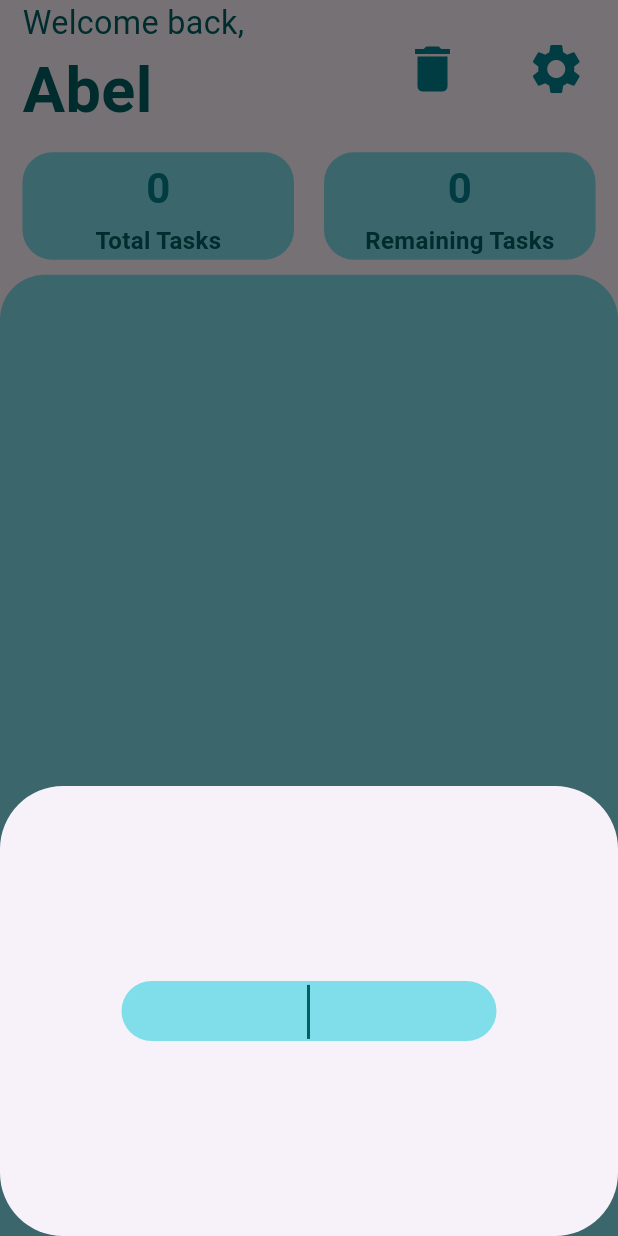
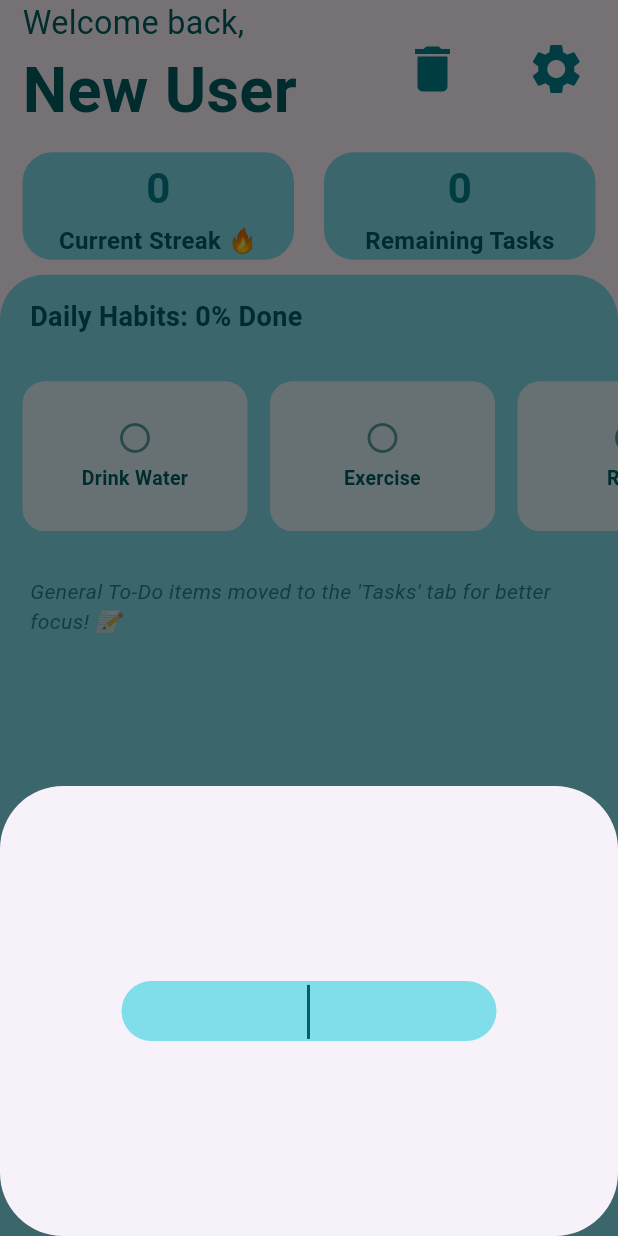
Before and after one commit to Abdallah-Chaouby/next_day_better_you, a Flutter app: the screen it shows after launch, after a tap on the "settings" icon, on a phone screen of 412 x 824 dp. Run offline on Flutter 3.47's test engine with Material 3 defaults, Android fonts, the phone set to English and light mode, and no system bars; our stand-ins replace shared_preferences.

Commit message:
Updated UI, moved general tasks to seperate page, added streaks.

```diff
--- a/lib/view_models/app_view_model.dart
+++ b/lib/view_models/app_view_model.dart
@@ -1,6 +1,11 @@
 import 'package:flutter/material.dart';
-import '../models/task_model.dart';
-import '../models/user_model.dart';
+import 'package:intl/intl.dart';
+import 'package:newyoubetteryou/views/bottom_sheets/GeneralTaskPage.dart';
+import 'package:newyoubetteryou/views/general_tasks_page.dart'; // Import for navPages
+import 'package:newyoubetteryou/views/task_page.dart'; // Import for navPages
+import '../models/task_model.dart'; // Assuming this defines your Task model
+import '../models/user_model.dart'; // Assuming this defines your User model
+import 'package:shared_preferences/shared_preferences.dart';
 
 class AppViewModel extends ChangeNotifier {
   // Data
@@ -17,6 +22,58 @@ class AppViewModel extends ChangeNotifier {
   int get numTasks => tasks.length;
   int get numTasksRemaining => tasks.where((task) => !task.complete).length;
   String get username => user.username;
+
+  // Habit Tracking Members
+  late List<Habit> _dailyHabits;
+  late String _todayKey;
+
+  List<Habit> get dailyHabits => _dailyHabits;
+
+  Map<String, int> _lastNotifiedStreak = {};
+  final List<int> _streakMilestones = const [7, 30, 100];
+  late Function(String habitName, int streak) _notifyStreakAchievement;
+
+
+  // Navigation Management
+  int _currentIndex = 0;
+  final List<Widget> navPages = const [
+    TaskPage(),           // 0: Habits Dashboard
+    GeneralTasksPage(),   // 1: General Tasks Page
+  ];
+
+  // Navigation Getters/Setters
+  int get currentIndex => _currentIndex;
+  Widget get currentPage => navPages[_currentIndex];
+
+  void changeTab(int index) {
+    _currentIndex = index;
+    notifyListeners();
+  }
+
+  double get dailyCompletionPercentage {
+    if (_dailyHabits.isEmpty) return 0.0;
+    int completedCount = _dailyHabits.where((habit) => habit.isCompleted).length;
+    return completedCount / _dailyHabits.length;
+  }
+
+  int get maxHabitStreak {
+    if (_dailyHabits.isEmpty) return 0;
+    return _dailyHabits
+        .map((h) => h.currentStreak).fold(
+          0, (int max, int current) => current > max ? current : max
+        );
+  }
+
+  // Constructor
+  AppViewModel() {
+    tasks = [];
+    user = User("New User");
+    _initializeHabitTracker();
+    _loadDailyProgress().then((_){
+      checkAndAdvanceDay();
+      loadAllHabitHistory();
+    });
+  }
 
   // Task Management
   void addTask(Task newTask) {
@@ -47,10 +104,147 @@ class AppViewModel extends ChangeNotifier {
     notifyListeners();
   }
 
+  // Streak Notifier Setup
+  void setStreakNotifier(Function(String habitName, int streak) notifier) {
+    _notifyStreakAchievement = notifier;
+  }
+
+  // Habit Toggling and Streak Check
+  bool getHabitValue(int index) {
+    return _dailyHabits[index].isCompleted;
+  }
+
+  String getHabitTitle(int index){
+    return _dailyHabits[index].name;
+  }
+
+  void toggleHabitCompletion (int index, bool newValue) {
+    if (index >=0 && index < _dailyHabits.length) {
+      _dailyHabits[index].isCompleted = newValue;
+
+      // Check for Streak Achievement ONLY if the habit was just marked as completed
+      if (newValue) {
+        final habit = _dailyHabits[index];
+        final newStreak = habit.currentStreak;
+        final lastNotified = _lastNotifiedStreak[habit.name] ?? 0;
+
+        // Check if the new streak hits a milestone we haven't notified for
+        for (var milestone in _streakMilestones) {
+          if (newStreak >= milestone && lastNotified < milestone) {
+
+            _lastNotifiedStreak[habit.name] = milestone;
+            _notifyStreakAchievement(habit.name, newStreak);
+            break;
+          }
+        }
+      }
+
+      notifyListeners();
+      _saveDailyProgress();
+    }
+  }
+
+  // Persistence Logic
+  Future<void> _saveDailyProgress() async {
+    final prefs = await SharedPreferences.getInstance();
+
+    List<String> completedNames = _dailyHabits.where((h) => h.isCompleted).map((h) => h.name).toList();
+    await prefs.setStringList(_todayKey, completedNames);
+  }
+
+  Future<void> _loadDailyProgress() async {
+    final prefs = await SharedPreferences.getInstance();
+    List<String>? savedcompletedNames = prefs.getStringList(_todayKey);
+
+    if (savedcompletedNames != null) {
+      for (var habit in _dailyHabits) {
+        habit.isCompleted = savedcompletedNames.contains(habit.name);
+      }
+    }
+    notifyListeners();
+  }
+
+  Future<void> checkAndAdvanceDay() async {
+    final prefs = await SharedPreferences.getInstance();
+
+    final DateFormat formatter = DateFormat('yyyyMMdd');
+    final String currentKey = formatter.format(DateTime.now());
+
+    if (_todayKey != currentKey) {
+      if (_todayKey.isNotEmpty && _dailyHabits.isNotEmpty) {
+        await prefs.setStringList(_todayKey, _dailyHabits
+            .where((h) => h.isCompleted)
+            .map((h) => h.name)
+            .toList());
+            print("Saved progress for $_todayKey");
+      }
+
+      _todayKey = currentKey;
+      for (var habit in _dailyHabits) {
+        habit.isCompleted = false;
+      }
+
+      await _loadDailyProgress();
+      notifyListeners();
+    }
+  }
+
+  Future<Set<String>> _loadHabitsForDay(String dateKey) async {
+    final prefs = await SharedPreferences.getInstance();
+    List<String>? savedcompletedNames = prefs.getStringList(dateKey);
+
+    if (savedcompletedNames != null) {
+      return savedcompletedNames.toSet();
+    }
+    return <String>{};
+  }
+
+  Future<void> loadAllHabitHistory() async {
+    final DateFormat formatter = DateFormat('yyyyMMdd');
+    final DateTime now = DateTime.now();
+
+    for (var habit in _dailyHabits) {
+      habit.completionRecord.clear();
+    }
+
+    for (int daysBack = 1; daysBack <= 365; daysBack++) {
+      DateTime pastDate = now.subtract(Duration(days: daysBack));
+      String dateKey = formatter.format(pastDate);
+
+      Set<String> completedHabits = await _loadHabitsForDay(dateKey);
+
+      for (var habit in _dailyHabits) {
+        bool wasCompleted = completedHabits.contains(habit.name);
+        habit.completionRecord[dateKey] = wasCompleted;
+      }
+    }
+
+    notifyListeners();
+    print('Finished loading 365 days of history for all habits.');
+  }
+
+
   // User Management
   void updateUsername(String newUsername) {
     user.username = newUsername;
     notifyListeners();
+  }
+
+  // Habit Tracker Initialization
+  void _initializeHabitTracker() {
+    const List <String> permanentHabitNames= [
+      "Drink Water",
+      "Exercise",
+      "Read",
+      "Meditate",
+      "Sleep Early"
+    ];
+
+    _dailyHabits = permanentHabitNames
+        .map((name) => Habit(name: name, isCompleted: false))
+        .toList();
+
+    _todayKey = DateFormat('yyyyMMdd').format(DateTime.now());
   }
 
   // UI Helpers
@@ -65,3 +259,36 @@ class AppViewModel extends ChangeNotifier {
     );
   }
 }
+
+
+// --- Habit Class (Must be outside the AppViewModel class) ---
+// You will need to ensure this class is available to your AppViewModel (e.g., in a separate file or directly below)
+
+class Habit {
+  final String name;
+  bool isCompleted;
+  final Map<String, bool> completionRecord;
+
+  Habit({required this.name, this.isCompleted = false})
+      : completionRecord = {};
+
+  // Getter for the current streak
+  int get currentStreak {
+    final DateFormat formatter = DateFormat('yyyyMMdd');
+    int streak = 0;
+
+    DateTime currentDate = DateTime.now().subtract(const Duration(days: 1));
+
+    for (int i = 0; i < 365; i++) {
+      String checkKey = formatter.format(currentDate);
+
+      if (completionRecord[checkKey] == true) {
+        streak++;
+        currentDate = currentDate.subtract(const Duration(days: 1));
+      } else {
+        break;
+      }
+    }
+    return streak;
+  }
+}
--- a/lib/views/bottom_sheets/add_task_bottom_sheet_view.dart
+++ b/lib/views/bottom_sheets/add_task_bottom_sheet_view.dart
@@ -13,7 +13,7 @@ class AddTaskBottomSheetView extends StatelessWidget {
     return Consumer<AppViewModel>(builder:(context, viewModel, child,) {
       return Padding(
         padding: EdgeInsets.only(bottom: MediaQuery.of(context).viewInsets.bottom),
-        child: Container(height:300, child:
+        child: SizedBox(height:300, child:
         Center(
           child: SizedBox(
             height: 40,
--- a/lib/views/bottom_sheets/delete_bottom_sheet_view.dart
+++ b/lib/views/bottom_sheets/delete_bottom_sheet_view.dart
@@ -9,7 +9,7 @@ class DeleteBottomSheetView extends StatelessWidget {
   Widget build(BuildContext context) {
     return Consumer<AppViewModel>(
       builder: (context, viewModel, child) {
-        return Container(
+        return SizedBox(
           height: 125,
           child: Row(
             mainAxisAlignment: MainAxisAlignment.center,
--- a/lib/views/bottom_sheets/settings_bottom_sheet_view.dart
+++ b/lib/views/bottom_sheets/settings_bottom_sheet_view.dart
@@ -12,7 +12,7 @@ class SettingsBottomSheetView extends StatelessWidget {
     return Consumer<AppViewModel>(builder:(context, viewModel, child,) {
       return Padding(
         padding: EdgeInsets.only(bottom: MediaQuery.of(context).viewInsets.bottom),
-        child: Container(height:300, child:
+        child: SizedBox(height:300, child:
         Center(
           child: SizedBox(
             height: 40,
--- /dev/null
+++ b/lib/views/general_tasks_page.dart
@@ -0,0 +1 @@
+// TODO Implement this library.
--- a/lib/views/task_info_view.dart
+++ b/lib/views/task_info_view.dart
@@ -8,12 +8,11 @@ class TaskInfoView extends StatelessWidget {
   @override
   Widget build(BuildContext context) {
     return Consumer<AppViewModel>(builder: (context, viewModel, child){
-      return Container(
-        margin: EdgeInsets.fromLTRB(15, 10, 15, 10),
+      return Padding( // Using Padding instead of margin on the container is often cleaner
+        padding: const EdgeInsets.symmetric(horizontal: 15, vertical: 10),
         child: Row(
           children: [
-        // Total Tasks
-
+            // Max Streak Card (Replaced Total Tasks)
             Expanded(
               flex: 1,
               child: Container(
@@ -26,29 +25,44 @@ class TaskInfoView extends StatelessWidget {
                       flex: 2,
                       child: Align(
                         alignment: Alignment.center,
-
-
-                                    child: FittedBox(child: Text("${viewModel.numTasks}", style: TextStyle(fontSize: 28, color: viewModel.clrLvl3, fontWeight: FontWeight.bold)))),
+                        child: FittedBox(
+                          child: Text(
+                            // Display the max streak value
+                            "${viewModel.maxHabitStreak}",
+                            style: TextStyle(
+                              fontSize: 28,
+                              color: viewModel.clrLvl3, // Highlight color
+                              fontWeight: FontWeight.bold
+                            )
+                          ),
+                        ),
+                      ),
                     ),
                     Expanded(
                       flex: 1,
                       child: Align(
                         alignment: Alignment.topCenter,
-                        child: FittedBox(child: Text("Total Tasks", style: TextStyle(fontSize: 16, color: viewModel.clrLvl4, fontWeight: FontWeight.w600)))),
-                    )],
+                        child: FittedBox(
+                          child: Text(
+                            "Current Streak 🔥", // Updated label
+                            style: TextStyle(
+                              fontSize: 16,
+                              color: viewModel.clrLvl4,
+                              fontWeight: FontWeight.w600
+                            )
+                          )
+                        )
+                      )
+                    )
+                  ],
                 ),
               ),
             ),
 
+            // Spacer
+            const SizedBox(width: 20),
 
-
-
-
-
-
-
-            SizedBox(width: 20,),
-        // Remaining Tasks
+            // Remaining Tasks Card
             Expanded(
               flex: 1,
               child: Container(
@@ -61,16 +75,35 @@ class TaskInfoView extends StatelessWidget {
                       flex: 2,
                       child: Align(
                         alignment: Alignment.center,
-
-
-                                    child: FittedBox(child: Text("${viewModel.numTasksRemaining}", style: TextStyle(fontSize: 28, color: viewModel.clrLvl3, fontWeight: FontWeight.bold)))),
+                        child: FittedBox(
+                          child: Text(
+                            "${viewModel.numTasksRemaining}",
+                            style: TextStyle(
+                              fontSize: 28,
+                              color: viewModel.clrLvl3,
+                              fontWeight: FontWeight.bold
+                            )
+                          )
+                        ),
+                      ),
                     ),
                     Expanded(
                       flex: 1,
                       child: Align(
                         alignment: Alignment.topCenter,
-                        child: FittedBox(child: Text("Remaining Tasks", style: TextStyle(fontSize: 16, color: viewModel.clrLvl4, fontWeight: FontWeight.w600)))),
-                    )],
+                        child: FittedBox(
+                          child: Text(
+                            "Remaining Tasks",
+                            style: TextStyle(
+                              fontSize: 16,
+                              color: viewModel.clrLvl4,
+                              fontWeight: FontWeight.w600
+                            )
+                          )
+                        )
+                      )
+                    )
+                  ],
                 ),
               ),
             ),
--- a/lib/views/task_list_view.dart
+++ b/lib/views/task_list_view.dart
@@ -2,6 +2,7 @@ import 'package:flutter/material.dart';
 import 'package:newyoubetteryou/view_models/app_view_model.dart';
 import 'package:provider/provider.dart';
 
+// This is now effectively the Daily Habits View
 class TaskListView extends StatelessWidget {
   const TaskListView({super.key});
 
@@ -9,55 +10,168 @@ class TaskListView extends StatelessWidget {
   Widget build(BuildContext context) {
     return Consumer<AppViewModel>(
       builder: (context, viewModel, child) {
+        // 1. Register the SnackBar notifier function with the ViewModel
+        // This allows the ViewModel to trigger the UI notification when a streak milestone is hit.
+        viewModel.setStreakNotifier(
+            (habitName, streak) => _showStreakSnackbar(context, habitName, streak));
+
         return Container(
+          // Main container styling for the list section
           decoration: BoxDecoration(
             color: viewModel.clrLvl2,
             borderRadius: const BorderRadius.vertical(top: Radius.circular(30)),
           ),
-          child: ListView.separated(
-            padding: const EdgeInsets.all(15),
-            separatorBuilder: (context, index) => const SizedBox(height: 15),
-            itemCount: viewModel.numTasks,
+
+          child: CustomScrollView(
+            slivers: [
+              // 2. Permanent Habit List Section (Habits and Progress)
+              SliverToBoxAdapter(
+                child: Padding(
+                  padding: const EdgeInsets.only(top: 15.0, bottom: 10.0),
+                  child: HabitSection(viewModel: viewModel),
+                ),
+              ),
+
+              // 3. Add a placeholder or reminder that general tasks moved
+              SliverToBoxAdapter(
+                  child: Padding(
+                    padding: const EdgeInsets.all(20.0),
+                    child: Text(
+                      "General To-Do items moved to the 'Tasks' tab for better focus! 📝",
+                      style: TextStyle(
+                        color: viewModel.clrLvl4.withOpacity(0.7),
+                        fontSize: 14,
+                        fontStyle: FontStyle.italic
+                      ),
+                    ),
+                  )
+              ),
+
+              const SliverToBoxAdapter(
+                  child: SizedBox(height: 50)
+              )
+            ],
+          ),
+        );
+      },
+    );
+  }
+
+  // Function to show the SnackBar notification
+  void _showStreakSnackbar(BuildContext context, String habitName, int streak) {
+    ScaffoldMessenger.of(context).showSnackBar(
+      SnackBar(
+        content: Text('🎉 Milestone Achieved! $habitName streak is now $streak days!'),
+        backgroundColor: Colors.deepOrange,
+        duration: const Duration(seconds: 4),
+        behavior: SnackBarBehavior.floating,
+      ),
+    );
+  }
+}
+
+
+// --- HABIT SECTION WIDGET ---
+// This widget contains the progress bar, horizontal list, and streak display.
+class HabitSection extends StatelessWidget {
+  final AppViewModel viewModel;
+
+  const HabitSection({required this.viewModel, super.key});
+
+  @override
+  Widget build(BuildContext context) {
+    return Column(
+      crossAxisAlignment: CrossAxisAlignment.start,
+      children: [
+        // Progress Bar (Daily Habits Completion Percentage)
+        Padding(
+          padding: const EdgeInsets.symmetric(horizontal: 20.0),
+          child: Column(
+            crossAxisAlignment: CrossAxisAlignment.start,
+            children: [
+              Text(
+                'Daily Habits: ${(viewModel.dailyCompletionPercentage * 100).toInt()}% Done',
+                style: TextStyle(
+                  color: viewModel.clrLvl4,
+                  fontSize: 18,
+                  fontWeight: FontWeight.bold,
+                ),
+              ),
+              const SizedBox(height: 8),
+              LinearProgressIndicator(
+                value: viewModel.dailyCompletionPercentage,
+                minHeight: 12,
+                backgroundColor: viewModel.clrLvl2,
+                valueColor: AlwaysStoppedAnimation<Color>(viewModel.clrLvl3),
+                borderRadius: BorderRadius.circular(6),
+              ),
+            ],
+          ),
+        ),
+        const SizedBox(height: 10),
+
+        // Horizontal Scrollable Habit List
+        SizedBox(
+          height: 100, // Fixed height
+          child: ListView.builder(
+            scrollDirection: Axis.horizontal,
+            itemCount: viewModel.dailyHabits.length,
             itemBuilder: (context, index) {
-              return Dismissible(
-                key: UniqueKey(),
-                direction: DismissDirection.endToStart,
-                onDismissed: (direction) {
-                  viewModel.deleteTask(index);
-                },
-                background: Container(
-                  margin: const EdgeInsets.symmetric(horizontal: 5),
-                  decoration: BoxDecoration(
-                    color: Colors.red.shade300,
-                    borderRadius: BorderRadius.circular(15),
-                  ),
-                  alignment: Alignment.centerRight,
-                  padding: const EdgeInsets.only(right: 20),
-                  child: const Icon(Icons.delete, color: Colors.white),
-                ),
+
+              final habit = viewModel.dailyHabits[index];
+
+              return Padding(
+                // FIX: Removed 'const' keyword because the 'right' value is dynamic.
+                padding: EdgeInsets.only(left: 15.0, right: index == viewModel.dailyHabits.length - 1 ? 15.0 : 0),
                 child: Container(
+                  width: 150, // Fixed width for each habit card
                   decoration: BoxDecoration(
                     color: viewModel.clrLvl1,
                     borderRadius: BorderRadius.circular(15),
+                    border: Border.all(
+                      color: habit.isCompleted ? viewModel.clrLvl3 : viewModel.clrLvl1,
+                      width: 2,
+                    ),
                   ),
-                  child: ListTile(
-                    leading: Checkbox(
-                      shape: RoundedRectangleBorder(
-                          borderRadius: BorderRadius.circular(5)),
-                      side: BorderSide(width: 2, color: viewModel.clrLvl3),
-                      checkColor: viewModel.clrLvl1,
-                      activeColor: viewModel.clrLvl3,
-                      value: viewModel.getTaskValue(index),
-                      onChanged: (value) {
-                        viewModel.setTaskValue(index, value!);
-                      },
-                    ),
-                    title: Text(
-                      viewModel.getTaskTitle(index),
-                      style: TextStyle(
-                        color: viewModel.clrLvl4,
-                        fontSize: 17,
-                        fontWeight: FontWeight.w500,
+                  child: InkWell(
+                    onTap: () {
+                      viewModel.toggleHabitCompletion(index, !habit.isCompleted);
+                    },
+                    child: Padding(
+                      padding: const EdgeInsets.all(10.0),
+                      child: Column(
+                        mainAxisAlignment: MainAxisAlignment.center,
+                        children: [
+                          Icon(
+                            habit.isCompleted ? Icons.check_circle : Icons.circle_outlined,
+                            color: habit.isCompleted ? viewModel.clrLvl3 : viewModel.clrLvl4.withOpacity(0.6),
+                            size: 24,
+                          ),
+                          const SizedBox(height: 5),
+
+                          // Display the Habit Title
+                          Text(
+                            habit.name,
+                            textAlign: TextAlign.center,
+                            style: TextStyle(
+                              color: viewModel.clrLvl4,
+                              fontSize: 13,
+                              fontWeight: FontWeight.w600,
+                            ),
+                          ),
+
+                          // Display the Streak
+                          if (habit.currentStreak > 0)
+                            Text(
+                              '🔥 ${habit.currentStreak} day${habit.currentStreak > 1 ? 's' : ''}',
+                              textAlign: TextAlign.center,
+                              style: const TextStyle(
+                                color: Colors.deepOrange,
+                                fontSize: 11,
+                                fontWeight: FontWeight.bold,
+                              ),
+                            ),
+                        ],
                       ),
                     ),
                   ),
@@ -65,8 +179,8 @@ class TaskListView extends StatelessWidget {
               );
             },
           ),
-        );
-      },
+        ),
+      ],
     );
   }
 }
--- a/lib/views/task_page.dart
+++ b/lib/views/task_page.dart
@@ -17,7 +17,7 @@ class TaskPage extends StatelessWidget {
             // Header View
           Expanded(flex: 1, child: HeaderView(),),
 
-          // Task List View-
+          // Task List View
           Expanded(flex: 1, child: TaskInfoView()),
 
           // Task list view
--- a/pubspec.yaml
+++ b/pubspec.yaml
@@ -4,12 +4,16 @@ publish_to: 'none'
 version: 0.1.0
 
 environment:
-  sdk: ^3.9.2
+  sdk: '>=3.9.2 <4.0.0' # Updated format for clarity
 
 dependencies:
   flutter:
     sdk: flutter
   provider: ^6.1.5+1
+  # --- ADDED FOR HABIT TRACKER ---
+  intl: ^0.19.0           # For DateFormat (to create the daily key)
+  shared_preferences: ^2.2.3 # For local persistence (to save daily status)
+  # ---------------------------------
 
 dev_dependencies:
   flutter_test:
```
Also changed, not shown: lib/views/bottom_sheets/GeneralTaskPage.dart (added, +101 -0 lines), lib/views/bottom_sheets/main_navigation_view.dart (added, +42 -0 lines), pubspec.lock, 2 other files. Lines whose indentation alone changed are shown as unchanged.
